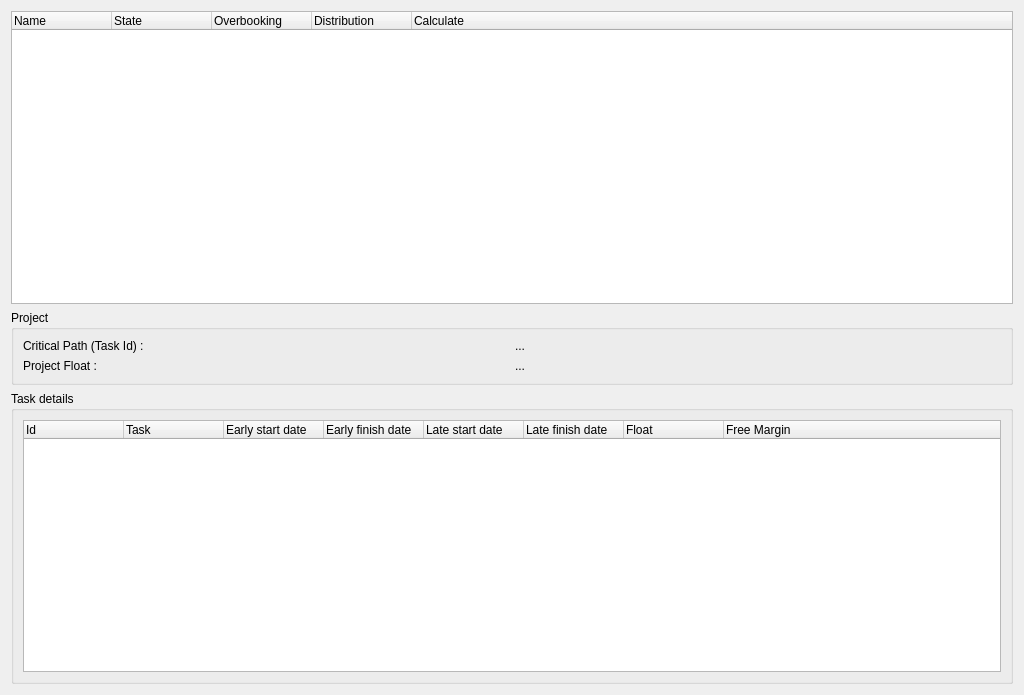
Qt form kplato/kptscheduleeditor.ui (KDE/calligra) before a commit.
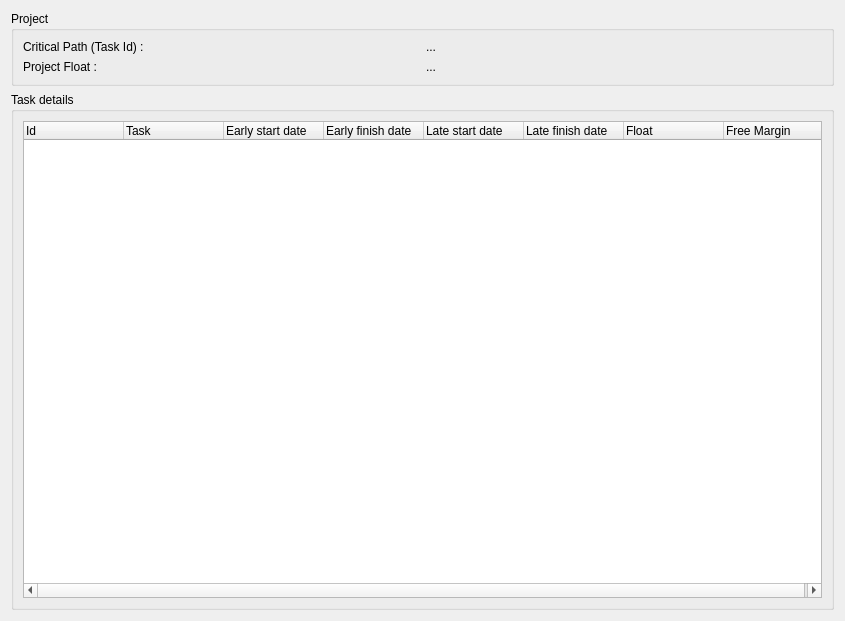
The same form after that commit.

Commit message: Merge Result PERT panel and Schedule panel. Delete old PERT result panel

What changed in the file:
```diff
--- a/kplato/kptscheduleeditor.ui
+++ b/kplato/kptscheduleeditor.ui
@@ -1,18 +1,21 @@
 <ui version="4.0" >
- <class>Dialog</class>
- <widget class="QDialog" name="Dialog" >
+ <class>Schedule</class>
+ <widget class="QWidget" name="Schedule" >
   <property name="geometry" >
    <rect>
     <x>0</x>
     <y>0</y>
-    <width>1024</width>
-    <height>695</height>
+    <width>845</width>
+    <height>621</height>
    </rect>
   </property>
   <property name="windowTitle" >
    <string>Dialog</string>
   </property>
   <layout class="QGridLayout" >
+   <item row="0" column="0" >
+    <layout class="QVBoxLayout" />
+   </item>
    <item row="1" column="0" >
     <widget class="QGroupBox" name="projectGroupBox" >
      <property name="title" >
@@ -202,35 +205,6 @@
      </layout>
     </widget>
    </item>
-   <item row="0" column="0" >
-    <widget class="QTreeWidget" name="treeWidget" >
-     <column>
-      <property name="text" >
-       <string>Name</string>
-      </property>
-     </column>
-     <column>
-      <property name="text" >
-       <string>State</string>
-      </property>
-     </column>
-     <column>
-      <property name="text" >
-       <string>Overbooking</string>
-      </property>
-     </column>
-     <column>
-      <property name="text" >
-       <string>Distribution</string>
-      </property>
-     </column>
-     <column>
-      <property name="text" >
-       <string>Calculate</string>
-      </property>
-     </column>
-    </widget>
-   </item>
   </layout>
  </widget>
  <resources/>
```
Left out of the diff: 2 changed lines with no effect on the pictures. The commit also changes 7 other files.
